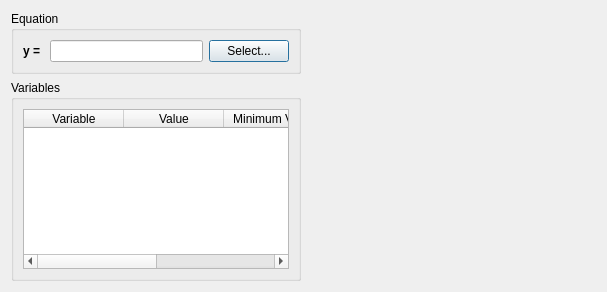
Before: the Qt Designer form src/gui/fit.ui in trisyoungs/uchroma, drawn with Qt 5.
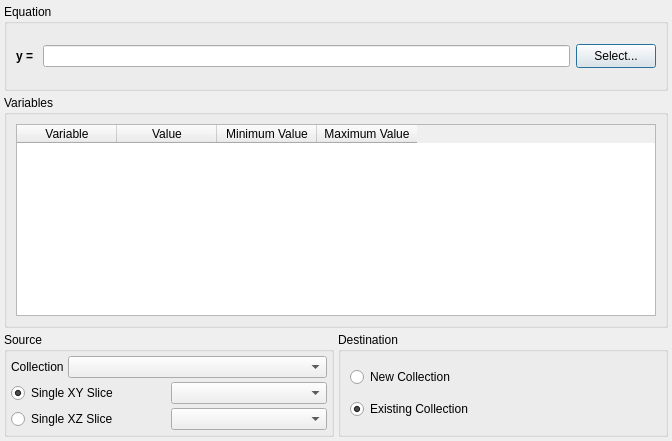
After: the same form once the commit is applied. Icons and pictures are not drawn. Custom widgets are drawn as their Qt base class.

Commit message: Fixed - Logarithmic axes had an extra tick mark drawn below the minimum value if it wasn't an exact power. Implemented TExponentialSpin controls in various places in the GUI. Fixed - Roundoff error for 'zero' on axes.

What changed in the file:
```diff
--- a/src/gui/fit.ui
+++ b/src/gui/fit.ui
@@ -6,8 +6,8 @@
    <rect>
     <x>0</x>
     <y>0</y>
-    <width>607</width>
-    <height>292</height>
+    <width>672</width>
+    <height>441</height>
    </rect>
   </property>
   <property name="windowTitle">
@@ -17,9 +17,13 @@
    <iconset resource="icons.qrc">
     <normaloff>:/uchroma/icons/uchroma.png</normaloff>:/uchroma/icons/uchroma.png</iconset>
   </property>
-  <layout class="QHBoxLayout" name="horizontalLayout_2">
-   <item>
-    <layout class="QVBoxLayout" name="verticalLayout">
+  <layout class="QVBoxLayout" name="verticalLayout_4">
+   <property name="spacing">
+    <number>4</number>
+   </property>
+   <property name="margin">
+    <number>4</number>
+   </property>
      <item>
       <widget class="QGroupBox" name="EquationGroup">
        <property name="sizePolicy">
@@ -93,7 +97,7 @@
       <widget class="QGroupBox" name="VariablesGroup">
        <property name="sizePolicy">
         <sizepolicy hsizetype="Expanding" vsizetype="Expanding">
-         <horstretch>0</horstretch>
+       <horstretch>1</horstretch>
          <verstretch>0</verstretch>
         </sizepolicy>
        </property>
@@ -131,28 +135,126 @@
        </layout>
       </widget>
      </item>
+   <item>
+    <layout class="QHBoxLayout" name="horizontalLayout_2">
+     <item>
+      <widget class="QGroupBox" name="SourceGroup">
+       <property name="sizePolicy">
+        <sizepolicy hsizetype="Expanding" vsizetype="Preferred">
+         <horstretch>0</horstretch>
+         <verstretch>0</verstretch>
+        </sizepolicy>
+       </property>
+       <property name="title">
+        <string>Source</string>
+       </property>
+       <layout class="QVBoxLayout" name="verticalLayout">
+        <property name="spacing">
+         <number>4</number>
+        </property>
+        <property name="margin">
+         <number>4</number>
+        </property>
+        <item>
+         <layout class="QHBoxLayout" name="horizontalLayout_3">
+          <item>
+           <widget class="QLabel" name="label">
+            <property name="sizePolicy">
+             <sizepolicy hsizetype="Minimum" vsizetype="Preferred">
+              <horstretch>0</horstretch>
+              <verstretch>0</verstretch>
+             </sizepolicy>
+            </property>
+            <property name="text">
+             <string>Collection</string>
+            </property>
+           </widget>
+          </item>
+          <item>
+           <widget class="QComboBox" name="comboBox">
+            <property name="sizePolicy">
+             <sizepolicy hsizetype="Expanding" vsizetype="Fixed">
+              <horstretch>0</horstretch>
+              <verstretch>0</verstretch>
+             </sizepolicy>
+            </property>
+           </widget>
+          </item>
     </layout>
    </item>
    <item>
-    <widget class="GraphWidget" name="MonitorGraph" native="true">
+         <layout class="QGridLayout" name="gridLayout">
+          <item row="0" column="0">
+           <widget class="QRadioButton" name="TargetSliceAtXRadio">
+            <property name="text">
+             <string>Single XY Slice</string>
+            </property>
+            <property name="checked">
+             <bool>true</bool>
+            </property>
+           </widget>
+          </item>
+          <item row="0" column="1">
+           <widget class="QComboBox" name="comboBox_2"/>
+          </item>
+          <item row="1" column="0">
+           <widget class="QRadioButton" name="TargetSliceAtXRadio_2">
+            <property name="text">
+             <string>Single XZ Slice</string>
+            </property>
+           </widget>
+          </item>
+          <item row="1" column="1">
+           <widget class="QComboBox" name="comboBox_3"/>
+          </item>
+         </layout>
+        </item>
+       </layout>
+       <zorder>comboBox</zorder>
+       <zorder>label</zorder>
+       <zorder>gridLayoutWidget</zorder>
+       <zorder>VariablesGroup</zorder>
+      </widget>
+     </item>
+     <item>
+      <widget class="QGroupBox" name="DestinationGroup">
      <property name="sizePolicy">
       <sizepolicy hsizetype="Expanding" vsizetype="Preferred">
        <horstretch>0</horstretch>
        <verstretch>0</verstretch>
       </sizepolicy>
      </property>
-    </widget>
-   </item>
-  </layout>
- </widget>
- <customwidgets>
-  <customwidget>
-   <class>GraphWidget</class>
-   <extends>QWidget</extends>
-   <header>gui/graphwidget.h</header>
-   <container>1</container>
-  </customwidget>
- </customwidgets>
+       <property name="title">
+        <string>Destination</string>
+       </property>
+       <layout class="QVBoxLayout" name="verticalLayout_3">
+        <item>
+         <widget class="QRadioButton" name="DestinationNewCollectionRadio">
+          <property name="text">
+           <string>New Collection</string>
+          </property>
+          <property name="checked">
+           <bool>false</bool>
+          </property>
+         </widget>
+        </item>
+        <item>
+         <widget class="QRadioButton" name="DestinationExistingCollectionRadio">
+          <property name="text">
+           <string>Existing Collection</string>
+          </property>
+          <property name="checked">
+           <bool>true</bool>
+          </property>
+         </widget>
+        </item>
+       </layout>
+      </widget>
+     </item>
+    </layout>
+   </item>
+  </layout>
+ </widget>
  <resources>
   <include location="icons.qrc"/>
  </resources>
```
Left out of the diff: 3 changed lines with no effect on the pictures. Lines whose indentation alone changed are shown as unchanged. The commit also changes 9 other files.
